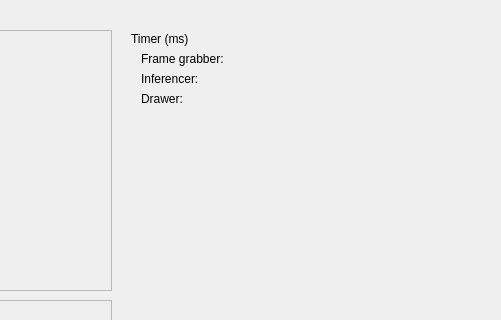
Qt form src/mainwindow.ui (joshuasv/inferencer-cpp) before a commit; both pictures show x 299 to 800 and y 0 to 320 of the 800 by 600 pixel window.
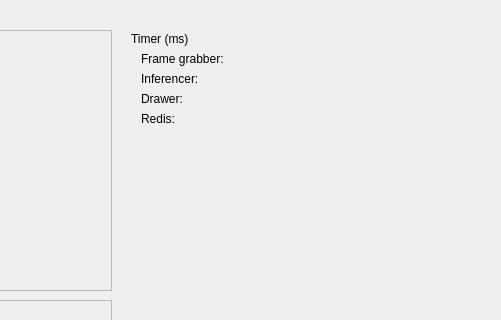
The same form after that commit.

Commit message: *send inference data to redis

Diff of the .ui file:
```diff
--- a/src/mainwindow.ui
+++ b/src/mainwindow.ui
@@ -104,6 +104,19 @@
      <string>Drawer:</string>
     </property>
    </widget>
+   <widget class="QLabel" name="timerRedisLabel">
+    <property name="geometry">
+     <rect>
+      <x>440</x>
+      <y>110</y>
+      <width>341</width>
+      <height>17</height>
+     </rect>
+    </property>
+    <property name="text">
+     <string>Redis:</string>
+    </property>
+   </widget>
   </widget>
   <widget class="QMenuBar" name="menubar">
    <property name="geometry">
```
The commit also changes 7 other files.
